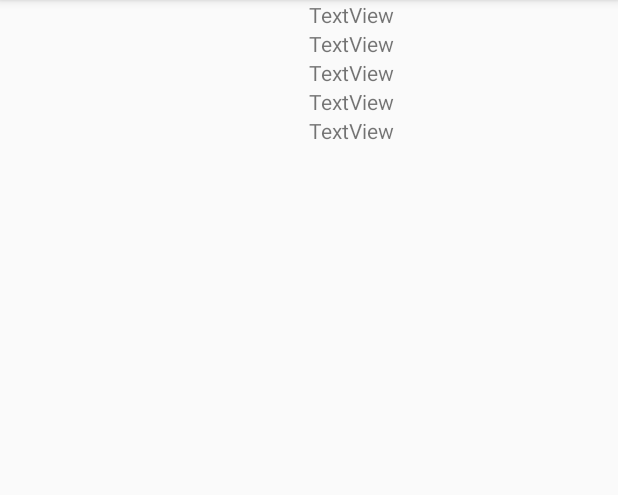
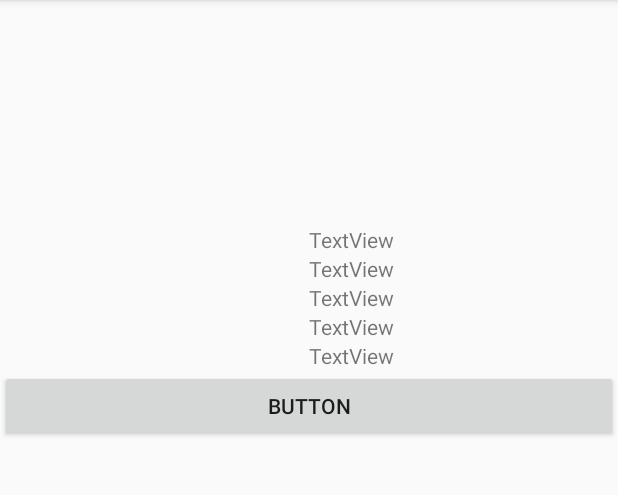
Before and after one commit to Cepreu-01/SkeletMVP, an Android app: the fragment DetalInfoFragment shown on its own in the app's theme, on a phone screen of 412 x 824 dp, the part 84-579 px from its top. Run offline under Robolectric (Android 15) with nearby library versions, the phone set to English and light mode, and no system bars; our stand-ins replace Room's generated code, RxJava; network calls fail; 1 statement that could not run was skipped.

```diff
--- a/app/src/main/AndroidManifest.xml
+++ b/app/src/main/AndroidManifest.xml
@@ -1,6 +1,7 @@
 <?xml version="1.0" encoding="utf-8"?>
 <manifest xmlns:android="http://schemas.android.com/apk/res/android"
     package="com.example.skeletmvp">
+    <uses-permission android:name="android.permission.INTERNET"/>
 
     <application
         android:allowBackup="true"
--- a/app/src/main/java/com/example/skeletmvp/ui/view/fragments/DetalInfoFragment.kt
+++ b/app/src/main/java/com/example/skeletmvp/ui/view/fragments/DetalInfoFragment.kt
@@ -1,20 +1,79 @@
 package com.example.skeletmvp.ui.view.fragments
 
+import android.graphics.Bitmap
+import android.graphics.BitmapFactory
 import android.os.Bundle
+import android.util.Log
 import androidx.fragment.app.Fragment
 import android.view.LayoutInflater
 import android.view.View
 import android.view.ViewGroup
+import androidx.navigation.fragment.findNavController
 import com.example.skeletmvp.R
+import com.example.skeletmvp.currentlogin.CurrentLogin
 import com.example.skeletmvp.databinding.FragmentDetalInfoBinding
+import com.example.skeletmvp.repository.Repository
+import com.example.skeletmvp.repository.retrofit.model.UserRepoPOJOItem
 import com.example.skeletmvp.ui.view.fragments.base.BaseFragment
+import io.reactivex.android.schedulers.AndroidSchedulers
+import io.reactivex.observers.DisposableObserver
+import io.reactivex.schedulers.Schedulers
+import kotlinx.android.synthetic.main.fragment_detal_info.*
+import kotlinx.coroutines.CoroutineScope
+import kotlinx.coroutines.Dispatchers
+import kotlinx.coroutines.launch
+import java.net.HttpURLConnection
+import java.net.URL
 
 class DetalInfoFragment : BaseFragment<FragmentDetalInfoBinding>() {
+    private var repository:Repository?=null
+
     override val bindingInflater: (LayoutInflater, ViewGroup?, Boolean) -> FragmentDetalInfoBinding
         get() = FragmentDetalInfoBinding::inflate
 
     override fun setupViews() {
+        repository = Repository(requireContext())
 
+        repository
+            ?.getUserRepoPojo(CurrentLogin.login)
+            ?.subscribeOn(Schedulers.io())
+            ?.observeOn(AndroidSchedulers.mainThread())
+            ?.subscribe(object: DisposableObserver<List<UserRepoPOJOItem>>(){
+                override fun onComplete() {}
+                override fun onNext(t: List<UserRepoPOJOItem>) {
+                    if (arguments?.getInt("single_repo")!=null){
+                        val repo =arguments?.getInt("single_repo")!!
+                        val singleRepo=t[repo]
+                        binding.tvLogin.text = singleRepo.owner.login
+                        binding.tvRepoName.text = singleRepo.name
+                        binding.tvDescription.text = singleRepo.description
+                        binding.tvForksCount.text = singleRepo.forks_count.toString()
+                        binding.tvStarsCount.text = singleRepo.stargazers_count.toString()
+                        CoroutineScope(Dispatchers.IO).launch {
+                            val src = singleRepo.owner.avatar_url
+                            val bitmap = createBitmap(src)
+                            launch(Dispatchers.Main) {
+                                binding.imageView.setImageBitmap(bitmap)
+                            }
+                        }
+
+                    }
+                }
+                override fun onError(e: Throwable) {}
+            })
+
+        button.setOnClickListener {
+            findNavController().navigate(R.id.action_detalInfoFragment_to_infoFragment)
+        }
+
+    }
+    private fun createBitmap(src:String): Bitmap {
+        val url = URL(src)
+        val connection = url.openConnection() as HttpURLConnection
+        connection.doInput = true
+        connection.connect()
+        val input = connection.inputStream
+        return BitmapFactory.decodeStream(input)
     }
 
 }
--- a/app/src/main/java/com/example/skeletmvp/ui/view/fragments/base/BaseFragment.kt
+++ b/app/src/main/java/com/example/skeletmvp/ui/view/fragments/base/BaseFragment.kt
@@ -27,6 +27,7 @@ abstract class BaseFragment<VB:ViewBinding> : Fragment() {
 
     override fun onViewCreated(view: View, savedInstanceState: Bundle?) {
         super.onViewCreated(view, savedInstanceState)
+        retainInstance = true
         setupViews()
         navController = findNavController()
     }
--- a/app/src/main/java/com/example/skeletmvp/ui/view/fragments/coordinator/CoordinatorFragment.kt
+++ b/app/src/main/java/com/example/skeletmvp/ui/view/fragments/coordinator/CoordinatorFragment.kt
@@ -3,9 +3,11 @@ package com.example.skeletmvp.ui.view.fragments.coordinator
 import android.view.LayoutInflater
 import android.view.ViewGroup
 import com.example.skeletmvp.databinding.FragmentCoordinatorBinding
+import com.example.skeletmvp.ui.view.fragments.DetalInfoFragment
 import com.example.skeletmvp.ui.view.fragments.base.BaseFragment
 import com.example.skeletmvp.ui.view.fragments.coordinator.pageradapter.ViewPagerAdapter
 import com.example.skeletmvp.ui.view.fragments.info.InfoFragment
+import com.example.skeletmvp.ui.view.fragments.nestedcintainer.NestedContainerFragment
 import com.example.skeletmvp.ui.view.fragments.repo.RepoFragment
 
 
@@ -16,8 +18,8 @@ class CoordinatorFragment : BaseFragment<FragmentCoordinatorBinding>() {
     override fun setupViews() {
         val pagerAdapter = ViewPagerAdapter(requireActivity().supportFragmentManager,0)
         binding.tabLayout.setupWithViewPager(binding.viewPager)
-        pagerAdapter.addFragmentWithTitle(InfoFragment(),"Info")
-        pagerAdapter.addFragmentWithTitle(RepoFragment(),"Repo")
+        pagerAdapter.addFragmentWithTitle(NestedContainerFragment(),"Repos")
+        pagerAdapter.addFragmentWithTitle(RepoFragment(),"Saved")
         binding.viewPager.adapter = pagerAdapter
 
     }
--- a/app/src/main/res/layout/fragment_detal_info.xml
+++ b/app/src/main/res/layout/fragment_detal_info.xml
@@ -4,7 +4,14 @@
     xmlns:tools="http://schemas.android.com/tools"
     android:layout_width="match_parent"
     android:layout_height="match_parent"
+    android:layout_marginTop="150dp"
+    android:orientation="vertical"
     tools:context=".ui.view.fragments.DetalInfoFragment">
+
+    <LinearLayout
+        android:layout_width="match_parent"
+        android:layout_height="wrap_content"
+        android:orientation="horizontal">
 
 
         <ImageView
@@ -49,5 +56,15 @@
                 android:layout_width="match_parent"
                 android:layout_height="wrap_content"
                 android:text="TextView" />
+
         </LinearLayout>
+
     </LinearLayout>
+
+    <Button
+        android:id="@+id/button"
+        android:layout_width="match_parent"
+        android:layout_height="wrap_content"
+        android:text="Button" />
+
+</LinearLayout>
```
Also changed, not shown: app/src/main/java/com/example/skeletmvp/ui/view/fragments/info/InfoFragment.kt (+10 -32 lines), app/src/main/java/com/example/skeletmvp/ui/view/fragments/nestedcintainer/NestedContainerFragment.kt (added, +16 -0 lines), app/src/main/res/layout/fragment_nested_container.xml (added, +11 -0 lines), app/src/main/res/navigation/nav_graph.xml (+1 -17 lines), app/src/main/res/navigation/nav_graph_nested.xml (added, +26 -0 lines). Lines whose indentation alone changed are shown as unchanged.
